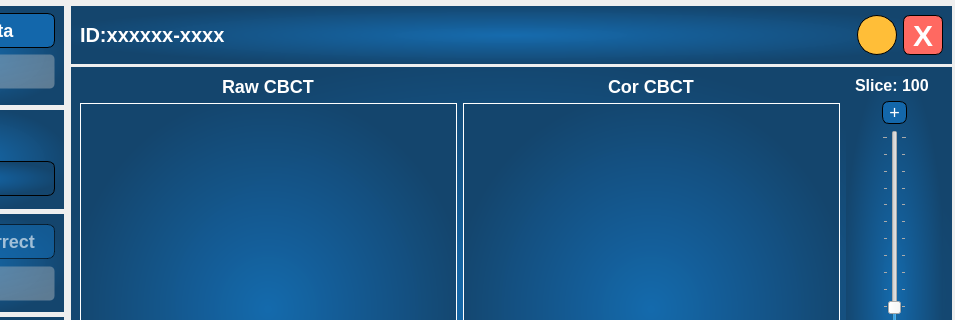
Before: the Qt Designer form BachelorProjekt/mainwindow.ui in ChristianThingKnudsen/BachelorProject, drawn with Qt 5; both pictures show x 130 to 1085 and y 0 to 320 of the 1085 by 526 pixel window.
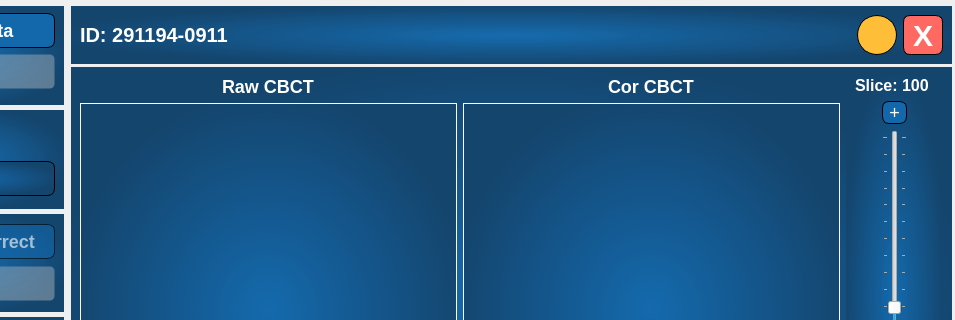
After: the same form once the commit is applied. Icons and pictures are not drawn. Custom widgets are drawn as their Qt base class.

Commit message: Labels are updated while scatter correcting

```diff
--- a/BachelorProjekt/mainwindow.ui
+++ b/BachelorProjekt/mainwindow.ui
@@ -63,7 +63,7 @@
 }</string>
          </property>
          <property name="text">
-          <string>ID:xxxxxx-xxxx</string>
+          <string>ID: 291194-0911</string>
          </property>
         </widget>
        </item>
```
Left out of the diff: 2 changed lines with no effect on the pictures. The commit also changes 4 other files.
